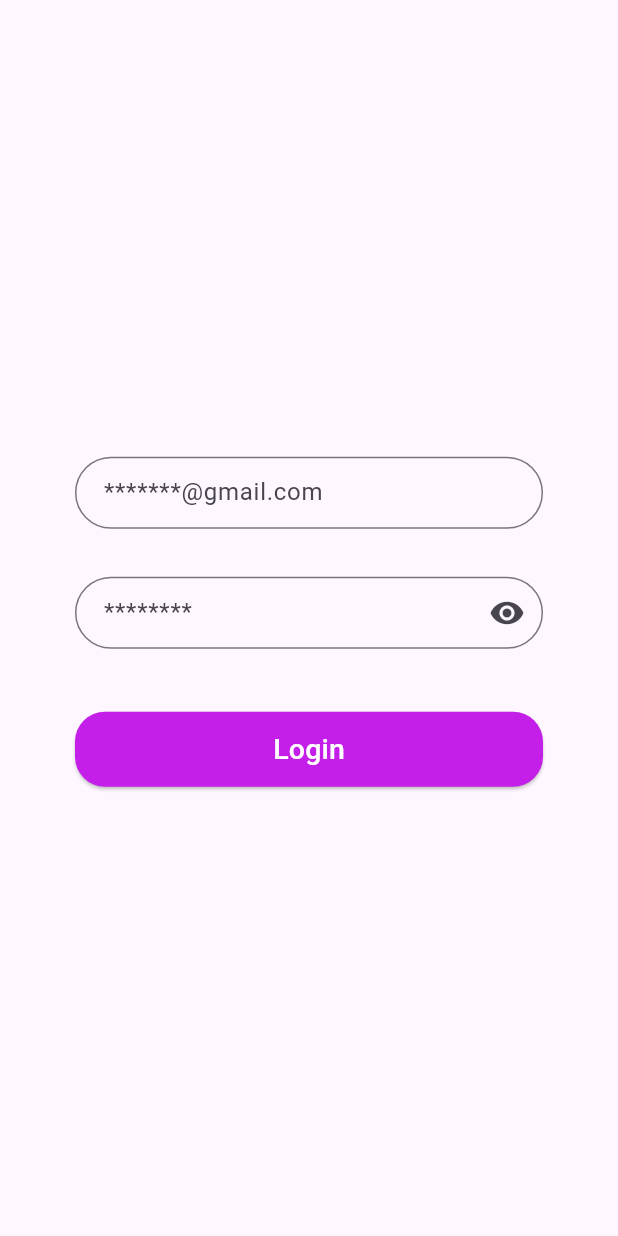
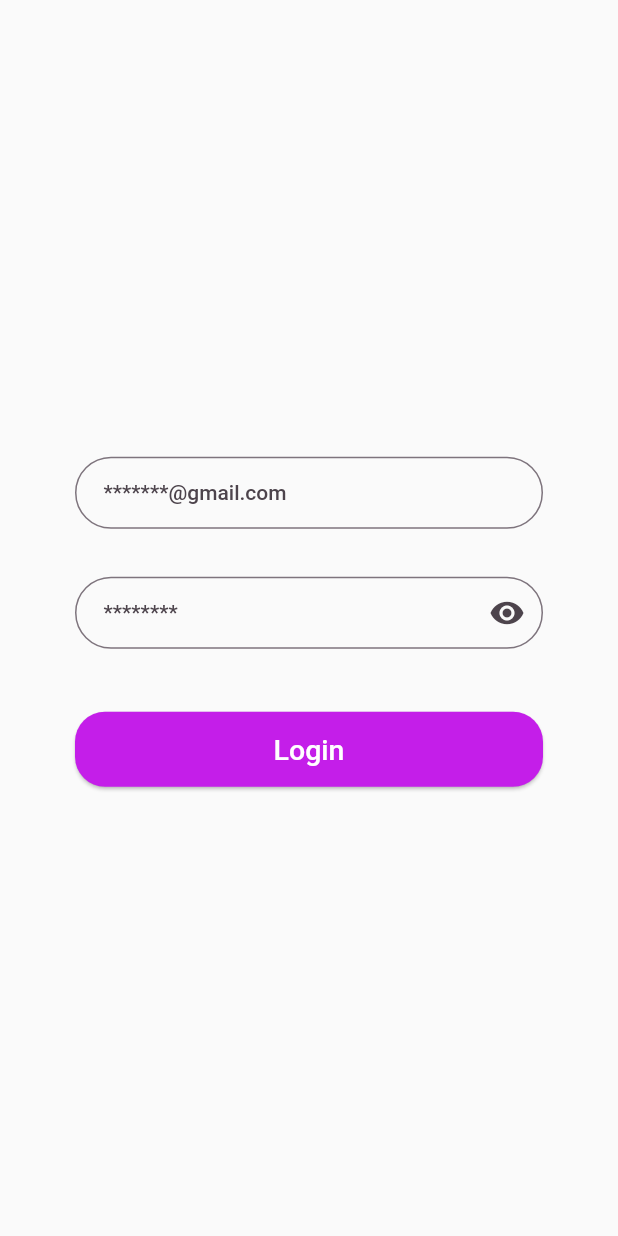
Before and after one commit to Owoeye1321/rocket-auto-app, a Flutter app: the screen it shows after launch, after a tap on "Proceed ...", on a phone screen of 412 x 824 dp. Run offline on Flutter 3.47's test engine with Material 2 defaults, Android fonts, the phone set to English and light mode, and no system bars; our stand-ins replace google_fonts.

Commit message:
theme going pretty great

```diff
--- a/lib/main.dart
+++ b/lib/main.dart
@@ -1,5 +1,6 @@
 import 'package:flutter/material.dart';
 import 'package:rocket_auth/pages/splash.dart';
+import 'package:rocket_auth/utilities/colors.dart';
 
 void main() {
   runApp(const Home());
@@ -24,8 +25,21 @@ class Home extends StatelessWidget {
               // or simply save your changes to "hot reload" in a Flutter IDE).
               // Notice that the counter didn't reset back to zero; the application
               // is not restarted.
+              //useMaterial3: true,
+              // primarySwatch: Colors.pink,
+              )
+          .copyWith(
         useMaterial3: true,
-        primarySwatch: Colors.pink,
+        colorScheme: kColorScheme,
+        cardTheme: CardTheme().copyWith(
+            color: kColorScheme.onSecondary,
+            margin: EdgeInsets.symmetric(horizontal: 20, vertical: 5)),
+        elevatedButtonTheme: ElevatedButtonThemeData(
+          style: ElevatedButton.styleFrom(
+            foregroundColor: Colors.white,
+            backgroundColor: rootPink,
+          ),
+        ),
       ),
       home: const Splash(),
     );
--- a/lib/utilities/colors.dart
+++ b/lib/utilities/colors.dart
@@ -4,3 +4,5 @@ const Color rootPink = Color.fromARGB(255, 196, 30, 233);
 const Color lightPink = Color.fromARGB(255, 47, 1, 59);
 
 const Color wrongAnswerColor = Color.fromARGB(255, 223, 54, 158);
+
+var kColorScheme = ColorScheme.fromSeed(seedColor: rootPink);
--- a/lib/widgets/expense_item.dart
+++ b/lib/widgets/expense_item.dart
@@ -12,8 +12,12 @@ class ExpenseItem extends StatelessWidget {
       child: Padding(
         padding: const EdgeInsets.symmetric(horizontal: 20, vertical: 20),
         child: Column(
+          crossAxisAlignment: CrossAxisAlignment.start,
           children: [
-            Text(expenseItem.title),
+            Text(
+              expenseItem.title,
+              style: TextStyle(fontWeight: FontWeight.bold),
+            ),
             Row(
               //mainAxisAlignment: MainAxisAlignment.spaceBetween,
               children: [
--- a/lib/widgets/expenses_list.dart
+++ b/lib/widgets/expenses_list.dart
@@ -15,6 +15,10 @@ class ExpensesList extends StatelessWidget {
     return ListView.builder(
       itemCount: expenses.length,
       itemBuilder: (context, index) => Dismissible(
+        background: Container(
+          color: Theme.of(context).colorScheme.error,
+          margin: EdgeInsets.symmetric(horizontal: 12),
+        ),
         key: ValueKey(expenses[index]),
         onDismissed: (direction) => onRemoveExpense(expenses[index]),
         child: ExpenseItem(expenseItem: expenses[index]),
--- a/lib/widgets/input_field.dart
+++ b/lib/widgets/input_field.dart
@@ -40,7 +40,7 @@ class _InputField extends State<InputField> {
       height: 50,
       margin: EdgeInsets.fromLTRB(widget.marginLeft, widget.marginTop,
           widget.marginRight, widget.marginBottom),
-      child: TextFormField(
+      child: TextField(
         obscureText: widget.hideTextInput ? disableState : false,
         textAlign: TextAlign.left,
         decoration: InputDecoration(
```
Also changed, not shown: lib/pages/expenses.dart (+15 -1 lines). Lines whose indentation alone changed are shown as unchanged.
